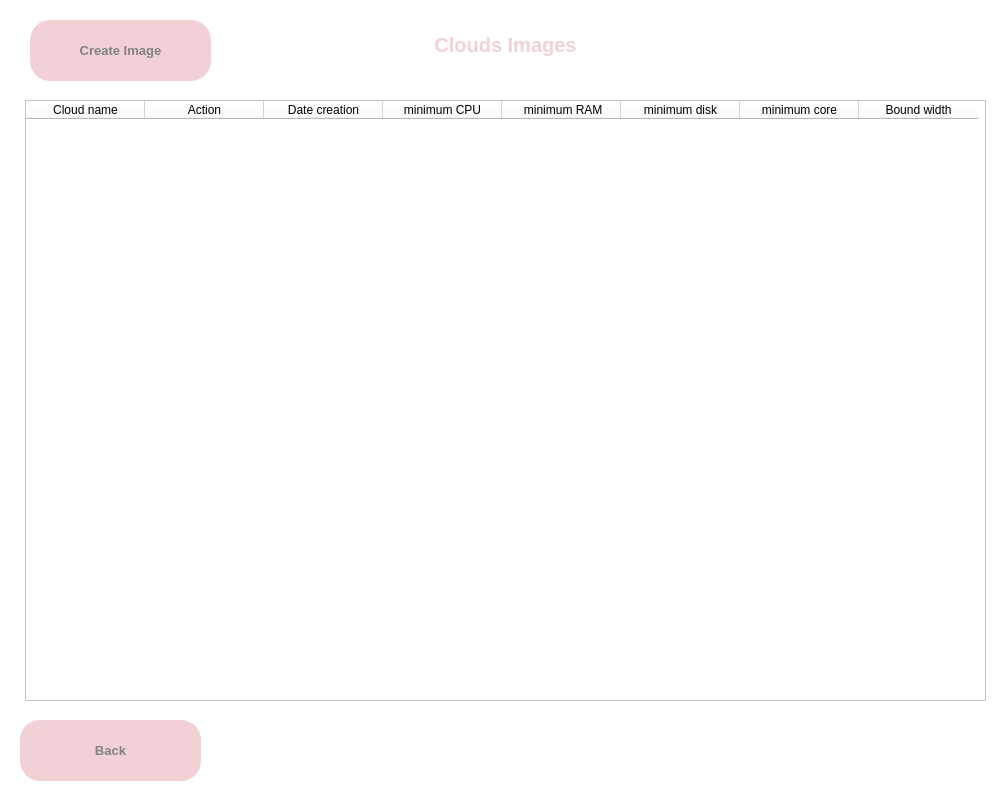
This is ui/show_image.ui in vidagharavian/cloud_service as Qt 5 draws it before an edit. The edited form follows.
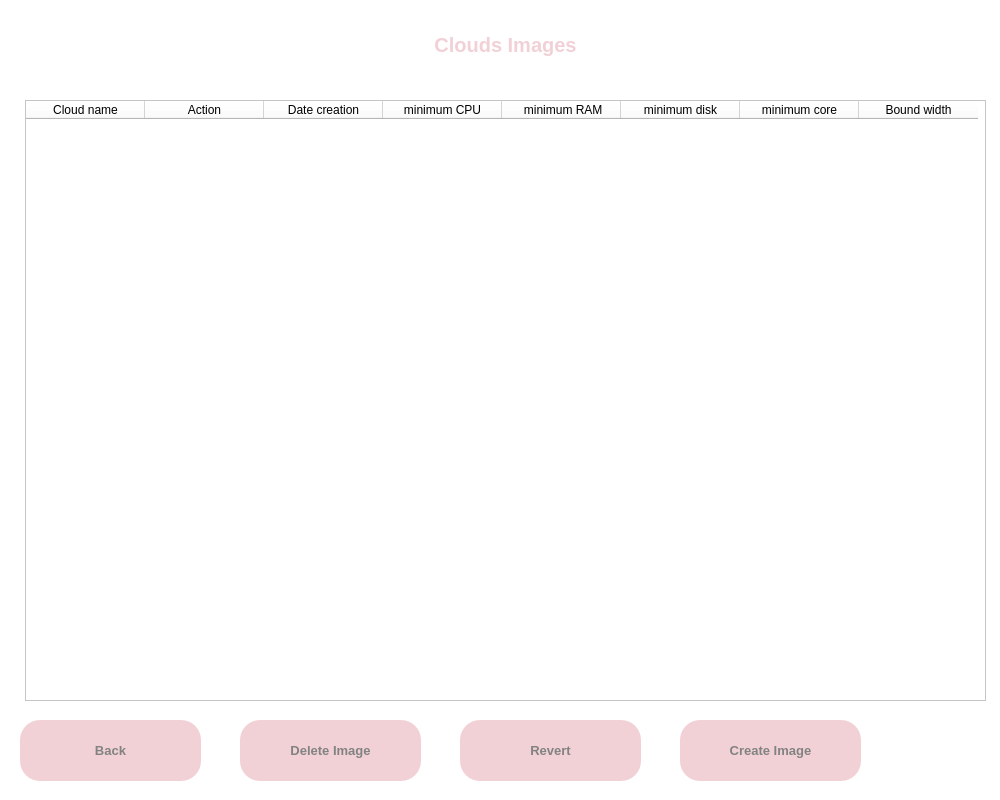
This is the edited form.

```diff
--- a/ui/show_image.ui
+++ b/ui/show_image.ui
@@ -130,8 +130,8 @@
   <widget class="QPushButton" name="create">
    <property name="geometry">
     <rect>
-     <x>30</x>
-     <y>20</y>
+     <x>680</x>
+     <y>720</y>
      <width>181</width>
      <height>61</height>
     </rect>
@@ -162,6 +162,76 @@
     <string>Create Image</string>
    </property>
   </widget>
+  <widget class="QPushButton" name="delete_2">
+   <property name="geometry">
+    <rect>
+     <x>240</x>
+     <y>720</y>
+     <width>181</width>
+     <height>61</height>
+    </rect>
+   </property>
+   <property name="font">
+    <font>
+     <pointsize>10</pointsize>
+     <weight>75</weight>
+     <bold>true</bold>
+    </font>
+   </property>
+   <property name="styleSheet">
+    <string notr="true">QPushButton
+{
+	background-color: #f1d1d6;
+	color: #828282;
+	border-radius:20px;
+}
+
+QPushButton:hover
+{
+	background-color: #ff8b8d;
+	color: #656565;
+	border-radius:20px;
+}</string>
+   </property>
+   <property name="text">
+    <string>Delete Image</string>
+   </property>
+  </widget>
+  <widget class="QPushButton" name="revert">
+   <property name="geometry">
+    <rect>
+     <x>460</x>
+     <y>720</y>
+     <width>181</width>
+     <height>61</height>
+    </rect>
+   </property>
+   <property name="font">
+    <font>
+     <pointsize>10</pointsize>
+     <weight>75</weight>
+     <bold>true</bold>
+    </font>
+   </property>
+   <property name="styleSheet">
+    <string notr="true">QPushButton
+{
+	background-color: #f1d1d6;
+	color: #828282;
+	border-radius:20px;
+}
+
+QPushButton:hover
+{
+	background-color: #ff8b8d;
+	color: #656565;
+	border-radius:20px;
+}</string>
+   </property>
+   <property name="text">
+    <string>Revert</string>
+   </property>
+  </widget>
  </widget>
  <resources/>
  <connections/>
```
Left out of the diff: 10 changed lines with no effect on the pictures.
